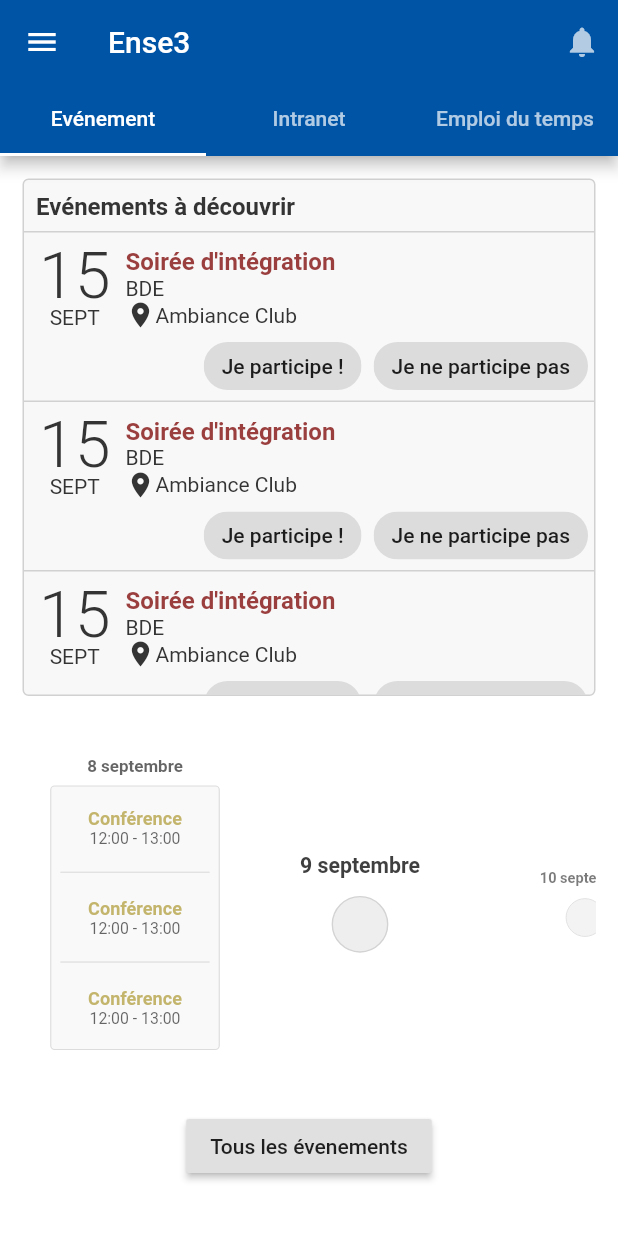
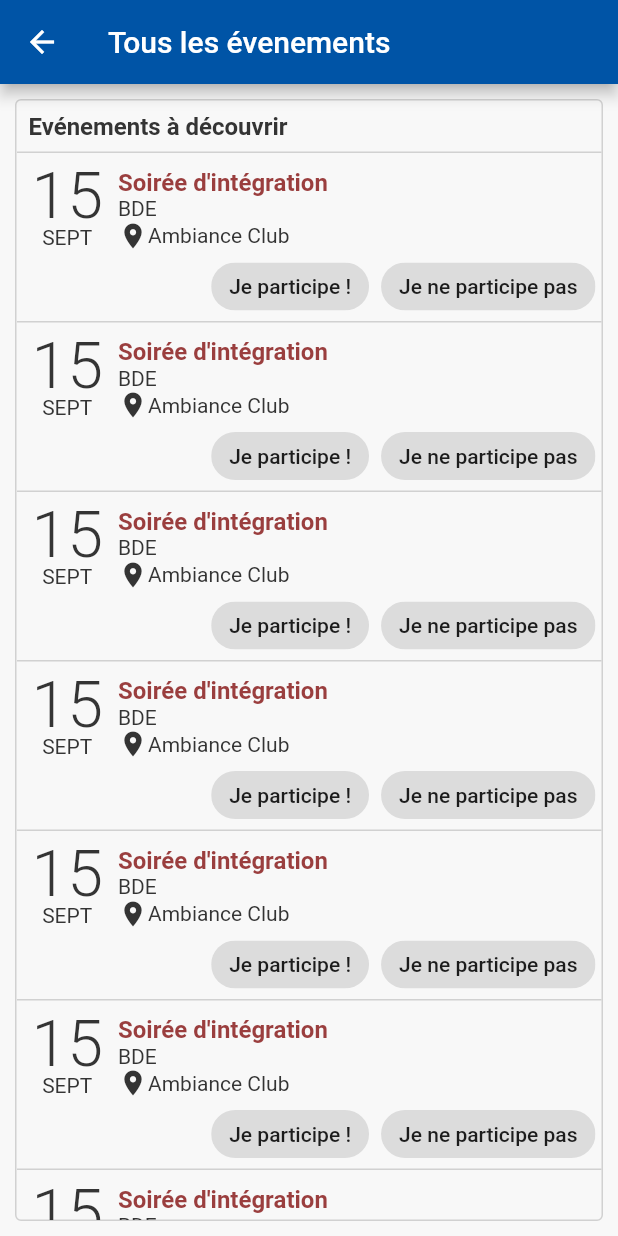
Before and after one commit to cs3991/Ense3-UwU, a Flutter app: the screen it shows after launch, after a tap on "Tous les évenements", on a phone screen of 412 x 824 dp. Run offline on Flutter 3.47's test engine with Material 2 defaults, Android fonts, the phone set to English and light mode, and no system bars.

Commit message:
Create AllEvents page

```diff
--- /dev/null
+++ b/lib/UI/EventsTab/AllEvents.dart
@@ -0,0 +1,27 @@
+import 'package:flutter/material.dart';
+import 'EventsList.dart';
+import '../../models/global.dart';
+
+class AllEvents extends StatelessWidget {
+  @override
+  Widget build(BuildContext context) {
+    return Scaffold(
+      appBar: AppBar(
+        title: Text(
+          "Tous les évenements",
+        ),
+      ),
+      body: Container(
+        color: backgroundGrey,
+        padding: EdgeInsets.all(10),
+        child: Hero(
+          tag: "eventlist",
+          child: Material(
+            type: MaterialType.transparency,
+            child: EventsList(),
+          ),
+        ),
+      ),
+    );
+  }
+}
--- a/lib/UI/Calendar.dart
+++ b/lib/UI/EventsTab/Calendar.dart
@@ -95,7 +95,7 @@ class DayView extends StatelessWidget {
               margin: EdgeInsets.all(0),
               padding: EdgeInsets.all(8),
               decoration: BoxDecoration(
-                color: Color(0xfff8f8f8),
+                color: backgroundGrey,
                 border: Border.all(
                   color: borderGrey,
                   width: 1,
--- a/lib/UI/EventsList.dart
+++ b/lib/UI/EventsTab/EventsList.dart
@@ -15,7 +15,7 @@ class _EventListState extends State<EventsList> {
   Widget build(BuildContext context) {
     return Container(
       decoration: BoxDecoration(
-        color: Color(0xfff8f8f8),
+        color: backgroundGrey,
         border: Border.all(
           color: borderGrey,
           width: 1,
@@ -23,7 +23,7 @@ class _EventListState extends State<EventsList> {
         borderRadius: BorderRadius.circular(4),
       ),
       child: ScrollConfiguration(
-        behavior: boxScrollBehavior(),
+        behavior: BoxScrollBehavior(),
         child: ListView(
           physics: BouncingScrollPhysics(),
           children: [
@@ -165,7 +165,8 @@ class _EventListState extends State<EventsList> {
                   selected: _participates == true,
                   onSelected: (bool selected) {
                     setState(() {
-                      _participates = selected;
+                      _participates = selected ? true : null;
+                      print(_participates.toString());
                     });
                   },
                 ),
@@ -177,7 +178,8 @@ class _EventListState extends State<EventsList> {
                   selected: _participates == false,
                   onSelected: (bool selected) {
                     setState(() {
-                      _participates = !selected;
+                      _participates = selected ? false : null;
+                      print(_participates.toString());
                     });
                   },
                 ),
--- a/lib/UI/EventsTab.dart
+++ b/lib/UI/EventsTab/EventsTab.dart
@@ -1,7 +1,9 @@
+import 'package:ense3/UI/EventsTab/AllEvents.dart';
 import 'package:flutter/material.dart';
+
 //import '../models/global.dart';
-import 'package:ense3/UI/Calendar.dart';
-import 'package:ense3/UI/EventsList.dart';
+import 'file:///D:/simar/Documents/Developpement/Flutter/Projets/Ense3/ense3/lib/UI/EventsTab/Calendar.dart';
+import 'file:///D:/simar/Documents/Developpement/Flutter/Projets/Ense3/ense3/lib/UI/EventsTab/EventsList.dart';
 
 class EventsTab extends StatelessWidget {
   @override
@@ -14,7 +16,13 @@ class EventsTab extends StatelessWidget {
           Flexible(
             fit: FlexFit.loose,
             flex: 5,
-            child: EventsList(),
+            child: Hero(
+              tag: "eventlist",
+              child: Material(
+                type: MaterialType.transparency,
+                child: EventsList(),
+              ),
+            ),
           ),
           Flexible(
             fit: FlexFit.loose,
@@ -34,7 +42,12 @@ class EventsTab extends StatelessWidget {
                 "Tous les évenements",
                 style: TextStyle(fontFamily: 'Roboto'),
               ),
-              onPressed: () {},
+              onPressed: () {
+                Navigator.push(
+                  context,
+                  MaterialPageRoute(builder: (context) => AllEvents()),
+                );
+              },
             ),
           ),
         ],
--- a/lib/main.dart
+++ b/lib/main.dart
@@ -1,4 +1,4 @@
-import 'package:ense3/UI/EventsTab.dart';
+import 'file:///D:/simar/Documents/Developpement/Flutter/Projets/Ense3/ense3/lib/UI/EventsTab/EventsTab.dart';
 import 'package:flutter/material.dart';
 import 'models/global.dart';
 
--- a/lib/models/global.dart
+++ b/lib/models/global.dart
@@ -4,7 +4,7 @@ import 'package:ense3/models/palette.dart';
 Color _e3BluePrimary = Color(0xFF0054A6);
 Color lightBlue = Color(0xFF69A9CA);
 Color borderGrey = Color(0xFFD1D1D1);
-Color backgroundGrey = Color(0xFFeeeeee);
+Color backgroundGrey = Color(0xfff8f8f8);
 Color almostDark = Color(0xFF343434);
 
 Color barColor = Color(0xFF7D498F);
@@ -15,7 +15,7 @@ Color soireeColor = Color(0xFF9A3E3E);
 
 MaterialColor e3Blue = generateMaterialColor(_e3BluePrimary);
 
-class boxScrollBehavior extends ScrollBehavior {
+class BoxScrollBehavior extends ScrollBehavior {
   @override
   Widget buildViewportChrome(BuildContext context, Widget child, AxisDirection axisDirection) {
     return child;
```
